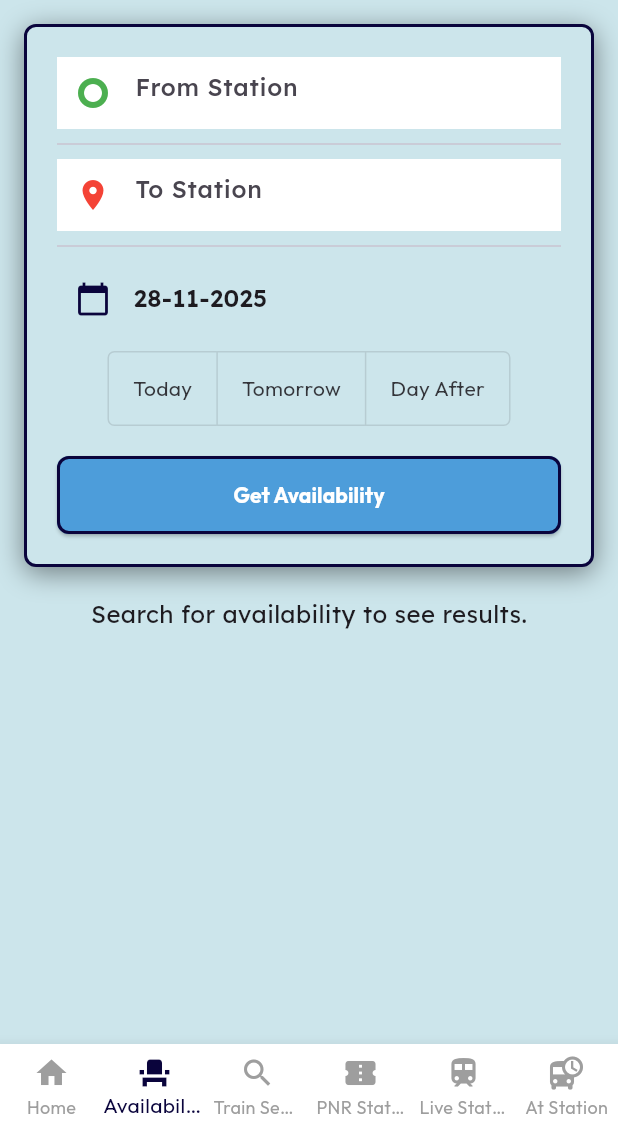
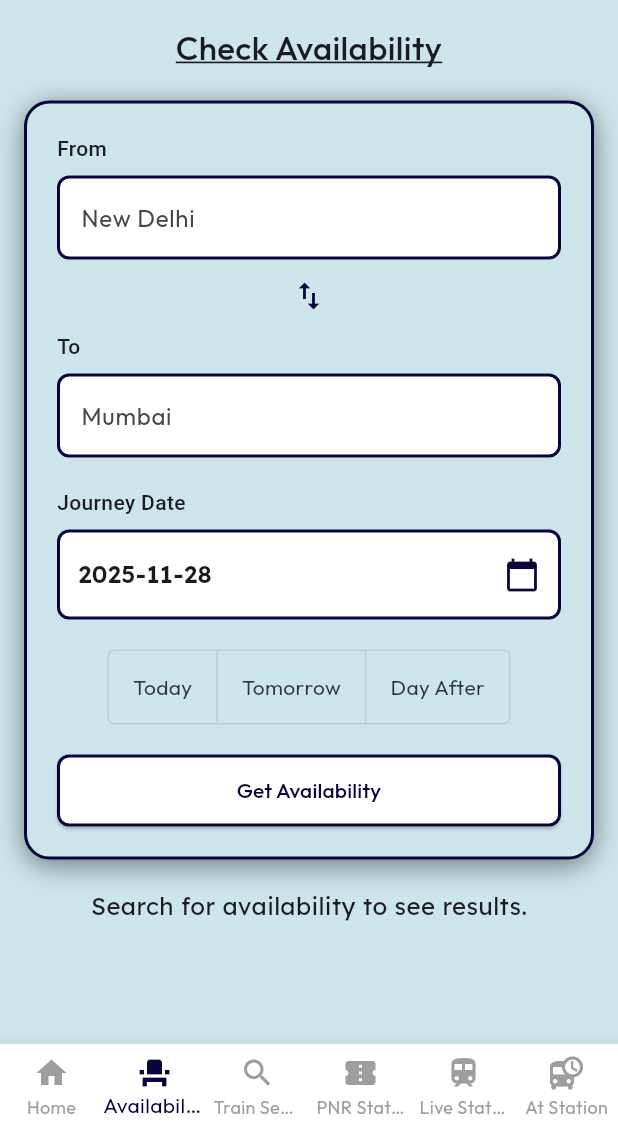
Before and after one commit to kunal7236/easy_rail_app, a Flutter app: the screen it shows after launch, item 2 of the bottom bar chosen, on a phone screen of 412 x 824 dp, the part 105-1236 px from its top. Run offline on Flutter 3.47's test engine with Material 3 defaults, Android fonts, the phone set to English and light mode, and no system bars; our stand-ins replace flutter_dotenv, scrollable_positioned_list; Roboto replaces fonts that are missing (Lemonada, Montserrat).

Commit message:
made availibilty_screen same as home_screen

```diff
--- a/lib/providers/availability_provider.dart
+++ b/lib/providers/availability_provider.dart
@@ -42,6 +42,13 @@ class AvailabilityProvider with ChangeNotifier {
     notifyListeners();
   }
 
+  void swapStations() {
+    final temp = _fromStation;
+    _fromStation = _toStation;
+    _toStation = temp;
+    notifyListeners();
+  }
+
   /// Service passthrough for Autocomplete widget
   Future<List<Station>> searchStations(String query) {
     return _localDataService.searchStations(query);
@@ -66,7 +73,8 @@ class AvailabilityProvider with ChangeNotifier {
 
       // THIS IS THE NEW, WORKING API URL FROM YOUR NETWORK LOG
       final url = Uri.parse(
-          '${KApi.confirmTktBaseUrl}/api/v1/trains/search?sourceStationCode=${_fromStation!.code}&destinationStationCode=${_toStation!.code}&dateOfJourney=$doj&addAvailabilityCache=true&enableNearby=true&enableTG=true');
+        '${KApi.confirmTktBaseUrl}/api/v1/trains/search?sourceStationCode=${_fromStation!.code}&destinationStationCode=${_toStation!.code}&dateOfJourney=$doj&addAvailabilityCache=true&enableNearby=true&enableTG=true',
+      );
 
       final response = await http.get(url);
 
@@ -75,7 +83,6 @@ class AvailabilityProvider with ChangeNotifier {
 
         // THIS IS THE NEW PARSING LOGIC
         if (data['data'] != null && data['data']['trainList'] != null) {
-
           var trainListJson = data['data']['trainList'] as List;
 
           _trains = trainListJson
--- a/lib/screens/availability_screen.dart
+++ b/lib/screens/availability_screen.dart
@@ -59,12 +59,19 @@ class _AvailabilityScreenState extends State<AvailabilityScreen> {
     return ListView(
       padding: const EdgeInsets.all(16.0),
       children: [
+        Text(
+          'Check Availability',
+          style: AppTheme.heading,
+          textAlign: TextAlign.center,
+        ),
+        const SizedBox(height: 20),
+
         // This is your '.booking-container'
         Container(
           padding: const EdgeInsets.all(20.0),
           decoration: BoxDecoration(
             color: const Color(0xFFCCE5EB),
-            borderRadius: BorderRadius.circular(8.0),
+            borderRadius: BorderRadius.circular(17.0),
             border: Border.all(color: AppTheme.accentDark, width: 2.0),
             boxShadow: const [
               BoxShadow(
@@ -74,47 +81,38 @@ class _AvailabilityScreenState extends State<AvailabilityScreen> {
               ),
             ],
           ),
-          child: Padding(
-            padding: const EdgeInsets.all(0.0),
           child: Column(
             children: [
-                _buildStationAutocomplete(
-                  context,
-                  "From Station",
-                  _fromController,
-                  true,
+              _buildStationAutocomplete(context, "From", _fromController, true),
+
+              // Swap Icon
+              IconButton(
+                icon: const Icon(Icons.swap_vert, color: AppTheme.accentDark),
+                onPressed: () {
+                  context.read<AvailabilityProvider>().swapStations();
+                  final temp = _fromController.text;
+                  _fromController.text = _toController.text;
+                  _toController.text = temp;
+                },
               ),
-                const Divider(height: 20),
-                _buildStationAutocomplete(
-                  context,
-                  "To Station",
-                  _toController,
-                  false,
-                ),
-                const Divider(height: 20),
-                _buildDatePicker(context, isSelected),
+
+              _buildStationAutocomplete(context, "To", _toController, false),
+
+              const SizedBox(height: 20),
+              _buildDatePicker(context),
+              const SizedBox(height: 20),
+              _buildQuickDateButtons(context, isSelected),
               const SizedBox(height: 20),
               SizedBox(
                 width: double.infinity,
                 child: ElevatedButton(
-                    style: ElevatedButton.styleFrom(
-                      backgroundColor: const Color(
-                        0xFF4D9DDA,
-                      ), // .search-button color
-                      foregroundColor: Colors.white,
-                      padding: const EdgeInsets.all(16.0),
-                    ),
                   onPressed: () {
                     context.read<AvailabilityProvider>().fetchAvailability();
                   },
-                    child: const Text(
-                      'Get Availability',
-                      style: TextStyle(fontWeight: FontWeight.bold),
-                    ),
+                  child: const Text('Get Availability'),
                 ),
               ),
             ],
-            ),
           ),
         ),
 
@@ -126,14 +124,19 @@ class _AvailabilityScreenState extends State<AvailabilityScreen> {
     );
   }
 
-  /// Builds the Autocomplete widget (similar to home_screen)
+  /// Builds the Autocomplete widget (same as home_screen)
   Widget _buildStationAutocomplete(
     BuildContext context,
-    String hint,
+    String label,
     TextEditingController controller,
     bool isFrom,
   ) {
-    return Autocomplete<Station>(
+    return Column(
+      crossAxisAlignment: CrossAxisAlignment.start,
+      children: [
+        Text(label, style: AppTheme.label),
+        const SizedBox(height: 8),
+        Autocomplete<Station>(
           displayStringForOption: (Station option) => option.toString(),
           optionsBuilder: (TextEditingValue textEditingValue) {
             return context.read<AvailabilityProvider>().searchStations(
@@ -161,16 +164,8 @@ class _AvailabilityScreenState extends State<AvailabilityScreen> {
                   controller: textEditingController,
                   focusNode: focusNode,
                   decoration: InputDecoration(
-                hintText: hint,
-                prefixIcon: Icon(
-                  isFrom ? Icons.trip_origin : Icons.location_on,
-                  color: isFrom ? Colors.green : Colors.red,
+                    hintText: label == 'From' ? 'New Delhi' : 'Mumbai',
                   ),
-                border: InputBorder.none,
-                enabledBorder: InputBorder.none,
-                focusedBorder: InputBorder.none,
-              ),
-              style: AppTheme.body.copyWith(fontWeight: FontWeight.w500),
                 );
               },
           optionsViewBuilder: (context, onSelected, options) {
@@ -197,53 +192,65 @@ class _AvailabilityScreenState extends State<AvailabilityScreen> {
               ),
             );
           },
+        ),
+      ],
     );
   }
 
-  /// Builds the custom Date Picker with tabs
-  Widget _buildDatePicker(BuildContext context, List<bool> isSelected) {
+  /// Builds the custom Date Picker (same as home_screen)
+  Widget _buildDatePicker(BuildContext context) {
     final provider = context.read<AvailabilityProvider>();
     String formattedDate = DateFormat(
-      'dd-MM-yyyy',
+      'yyyy-MM-dd',
     ).format(provider.selectedDate);
 
-    final now = DateTime.now();
-    final today = DateTime(now.year, now.month, now.day);
-
     return Column(
+      crossAxisAlignment: CrossAxisAlignment.start,
       children: [
+        Text('Journey Date', style: AppTheme.label),
+        const SizedBox(height: 8),
         InkWell(
           onTap: () async {
             final DateTime? picked = await showDatePicker(
               context: context,
               initialDate: provider.selectedDate,
-              firstDate: today,
-              lastDate: today.add(const Duration(days: 120)),
+              firstDate: DateTime.now().subtract(const Duration(days: 1)),
+              lastDate: DateTime.now().add(const Duration(days: 120)),
             );
             if (picked != null && picked != provider.selectedDate) {
-              _updateDate(picked);
+              provider.setSelectedDate(picked);
             }
           },
           child: Container(
-            height: 50,
+            height: 60,
             padding: const EdgeInsets.symmetric(horizontal: 12.0),
+            decoration: BoxDecoration(
+              color: Colors.white,
+              borderRadius: BorderRadius.circular(8.0),
+              border: Border.all(color: AppTheme.accentDark, width: 2.0),
+            ),
             child: Row(
+              mainAxisAlignment: MainAxisAlignment.spaceBetween,
               children: [
-                const Icon(Icons.calendar_today, color: AppTheme.accentDark),
-                const SizedBox(width: 15),
                 Text(
                   formattedDate,
-                  style: AppTheme.body.copyWith(
-                    fontWeight: FontWeight.w600,
-                    fontSize: 16,
+                  style: AppTheme.body.copyWith(fontWeight: FontWeight.w600),
                 ),
-                ),
+                const Icon(Icons.calendar_today, color: AppTheme.accentDark),
               ],
             ),
           ),
         ),
-        const SizedBox(height: 10),
-        ToggleButtons(
+      ],
+    );
+  }
+
+  /// Builds the quick date selection buttons (Today, Tomorrow, Day After)
+  Widget _buildQuickDateButtons(BuildContext context, List<bool> isSelected) {
+    final now = DateTime.now();
+    final today = DateTime(now.year, now.month, now.day);
+
+    return ToggleButtons(
       isSelected: isSelected,
       onPressed: (int index) {
         if (index == 0) _updateDate(today);
@@ -263,8 +270,6 @@ class _AvailabilityScreenState extends State<AvailabilityScreen> {
         Padding(
           padding: EdgeInsets.symmetric(horizontal: 16.0),
           child: Text('Day After'),
-            ),
-          ],
         ),
       ],
     );
```
Lines whose indentation alone changed are shown as unchanged.
